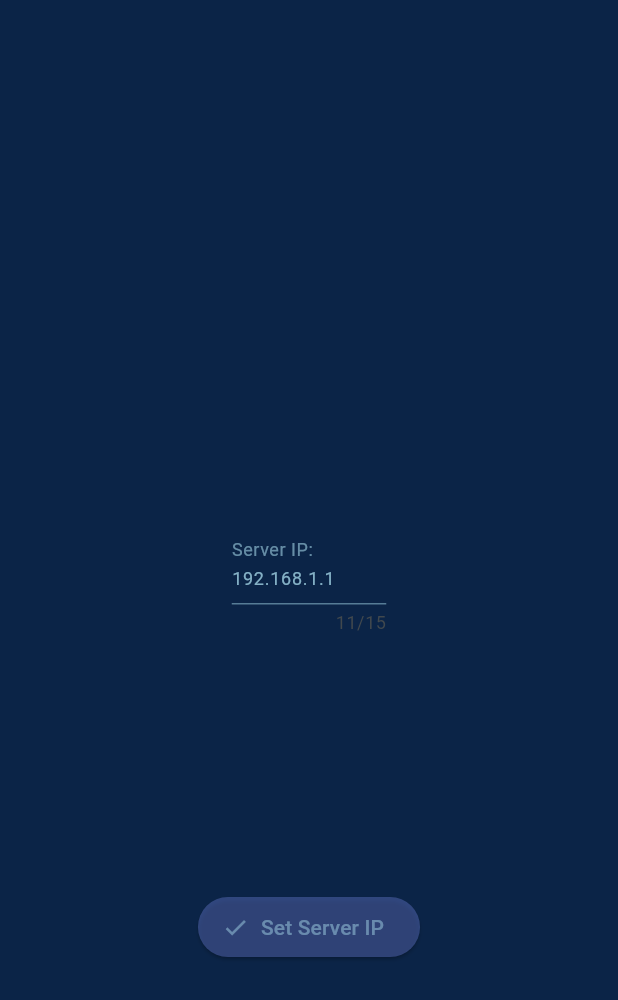
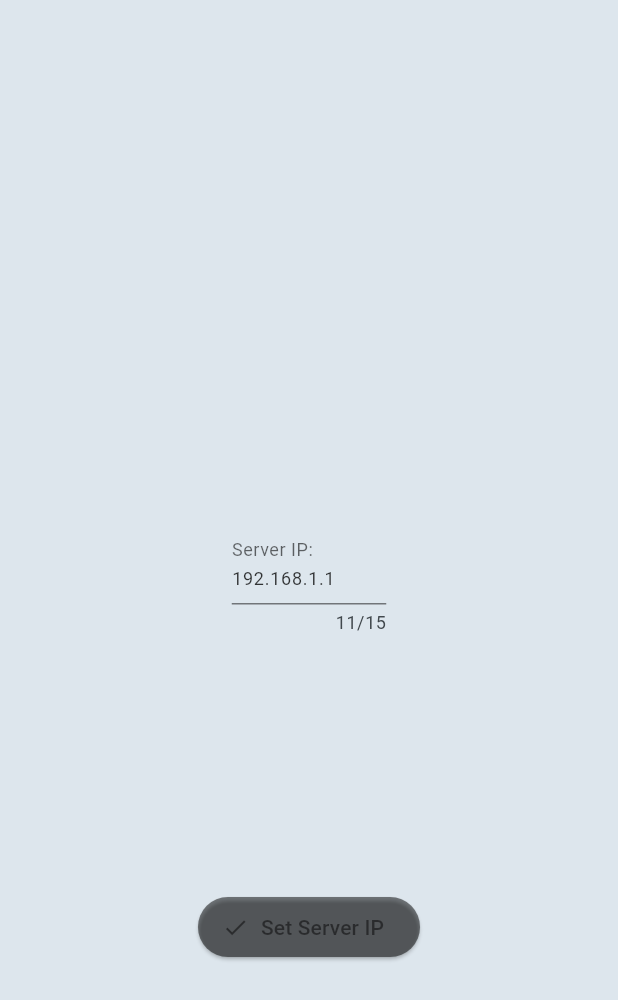
Before and after one commit to LydianJay/attendance_system_forked, a Flutter app: the screen it shows after launch, after a tap on "Settings", on a phone screen of 412 x 824 dp. Shown: the top 1000 px of the screen. Run offline on Flutter 3.47's test engine with Material 3 defaults, Android fonts, the phone set to English and light mode, and no system bars; our stand-ins replace file_picker, package_info_plus, syncfusion_flutter_charts; missing offline and left inert: window_manager; network calls fail; Roboto replaces fonts that are missing (Arial).

Commit message:
change color

```diff
--- a/lib/styles/styles.dart
+++ b/lib/styles/styles.dart
@@ -1,10 +1,18 @@
 import 'package:flutter/material.dart';
 
 class Styles {
-  static Color c1 = const Color(0xFF0B2447);
-  static Color c2 = const Color(0xFF19376D);
-  static Color c3 = const Color(0xFF576CBC);
-  static Color c4 = const Color(0xFFA5D7E8);
+  static Color c1 = const Color(0xFFDDE6ED);
+  static Color c2 = const Color(0xFF9DB2BF);
+  static Color c3 = const Color.fromARGB(80, 0, 0, 0); // inactive text
+  static Color c4 = const Color(0xFF000000); // active text
+
+  // 0xFFDDE6ED
+  // 0xFF9DB2BF
+
+  // static Color c1 = const Color(0xFF0B2447);
+  // static Color c2 = const Color(0xFF19376D);
+  // static Color c3 = const Color(0xFF576CBC);
+  // static Color c4 = const Color(0xFFA5D7E8);
 
   static TextStyle h5 = TextStyle(
     fontFamily: 'helvetica',
```
